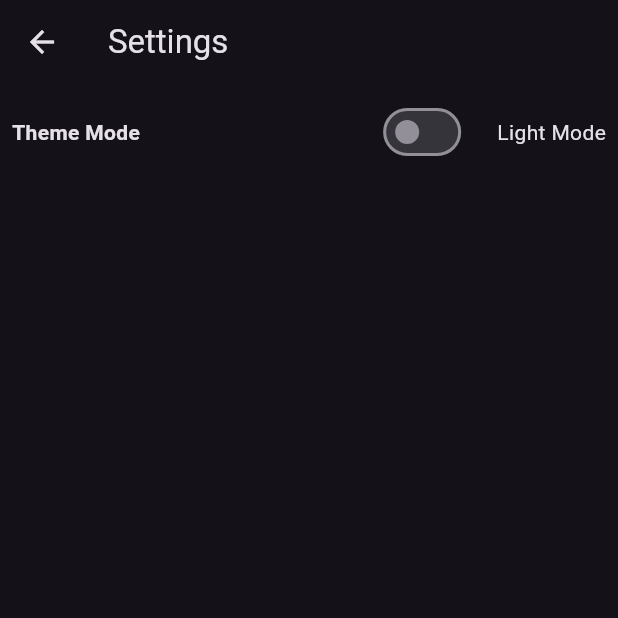
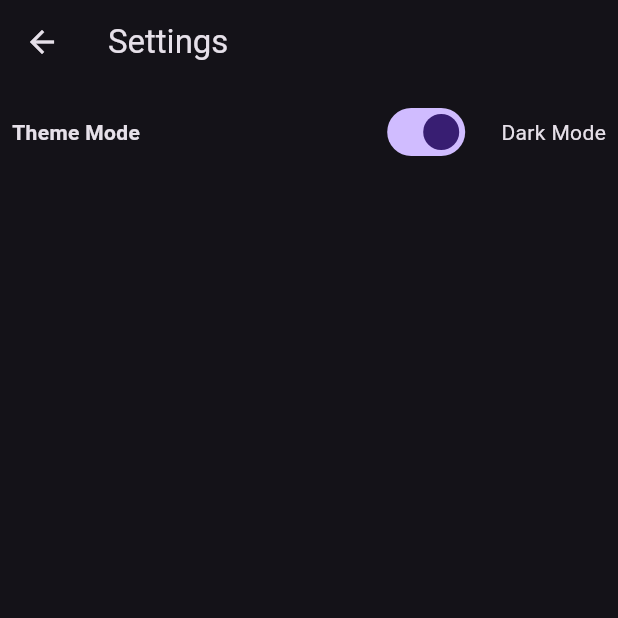
Before and after one commit to AndyBett/Fun-Facts, a Flutter app: the screen it shows after launch, after a tap on the "settings" icon, on a phone screen of 412 x 824 dp, the top half of it. Run offline on Flutter 3.47's test engine with Material 3 defaults, Android fonts, the phone set to English and light mode, and no system bars; our stand-ins replace dio, shared_preferences; network calls fail.

```diff
--- a/lib/Providers/themeProvider.dart
+++ b/lib/Providers/themeProvider.dart
@@ -1,5 +1,23 @@
 import 'package:flutter/material.dart';
+import 'package:shared_preferences/shared_preferences.dart';
 
 class ThemeProvider extends ChangeNotifier {
   bool isDarkModeChecked = true;
+
+  void updateMode({required bool darkMode}) async {
+    isDarkModeChecked = darkMode;
+
+    // Obtain shared preferences.
+    final SharedPreferences prefs = await SharedPreferences.getInstance();
+
+    prefs.setBool("isDarkModeChecked", darkMode);
+    notifyListeners();
+  }
+
+  void loadMode() async {
+    final SharedPreferences prefs = await SharedPreferences.getInstance();
+    isDarkModeChecked = prefs.getBool("isDarkModeChecked") ?? true;
+
+    notifyListeners();
+  }
 }
--- a/lib/Screens/settings_screen.dart
+++ b/lib/Screens/settings_screen.dart
@@ -1,5 +1,7 @@
 import 'package:flutter/material.dart';
+import 'package:funfacts/Providers/themeProvider.dart';
 import 'package:funfacts/Widgets/themeSwitcher.dart';
+import 'package:provider/provider.dart';
 
 class SettingsScreen extends StatefulWidget {
   const SettingsScreen({super.key});
@@ -11,12 +13,16 @@ class SettingsScreen extends StatefulWidget {
 class _SettingsScreenState extends State<SettingsScreen> {
   @override
   Widget build(BuildContext context) {
+    var themeProvider = Provider.of<ThemeProvider>(context);
+
     return Scaffold(
       appBar: AppBar(
         title: Text("Settings"),
       ),
       body: Column(
-        children: [Themeswitcher()],
+        children: [
+          Themeswitcher(),
+        ],
       ),
     );
   }
--- a/lib/Widgets/themeSwitcher.dart
+++ b/lib/Widgets/themeSwitcher.dart
@@ -1,4 +1,6 @@
 import 'package:flutter/material.dart';
+import 'package:funfacts/Providers/themeProvider.dart';
+import 'package:provider/provider.dart';
 
 class Themeswitcher extends StatefulWidget {
   const Themeswitcher({super.key});
@@ -8,9 +10,10 @@ class Themeswitcher extends StatefulWidget {
 }
 
 class _ThemeswitcherState extends State<Themeswitcher> {
-  bool isChecked = false;
   @override
   Widget build(BuildContext context) {
+    var themeProvider = Provider.of<ThemeProvider>(context);
+
     return Padding(
       padding: const EdgeInsets.all(8.0),
       child: Row(
@@ -23,15 +26,14 @@ class _ThemeswitcherState extends State<Themeswitcher> {
           Row(
             children: [
               Switch(
-                  value: isChecked,
+                  value: themeProvider.isDarkModeChecked,
                   onChanged: (value) {
-                    isChecked = value;
-                    setState(() {});
+                    themeProvider.updateMode(darkMode: value);
                   }),
               SizedBox(
                 width: 20,
               ),
-              Text(isChecked ? "Dark Mode" : "Light Mode")
+              Text(themeProvider.isDarkModeChecked ? "Dark Mode" : "Light Mode")
             ],
           ),
         ],
--- a/lib/main.dart
+++ b/lib/main.dart
@@ -20,6 +20,11 @@ class MyApp extends StatefulWidget {
 
 class _MyAppState extends State<MyApp> {
   @override
+  void initState() {
+    super.initState();
+    Provider.of<ThemeProvider>(context, listen: false).loadMode();
+  }
+
   Widget build(BuildContext context) {
     var themeProvider = Provider.of<ThemeProvider>(context);
     return MaterialApp(
--- a/pubspec.yaml
+++ b/pubspec.yaml
@@ -37,6 +37,7 @@ dependencies:
   cupertino_icons: ^1.0.8
   dio: ^5.8.0+1
   provider: ^6.1.4
+  shared_preferences: ^2.5.3
 
 dev_dependencies:
   flutter_test:
```
Also changed, not shown: pubspec.lock, 1 other file.
